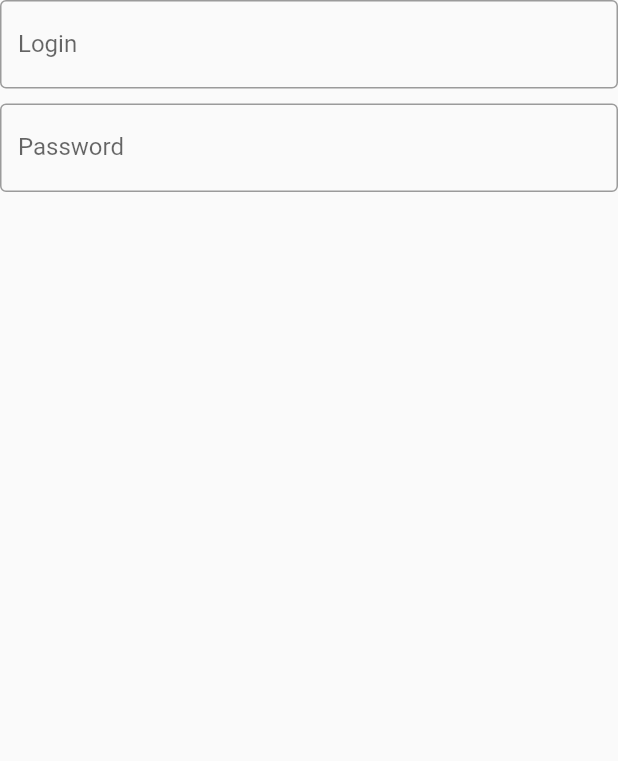
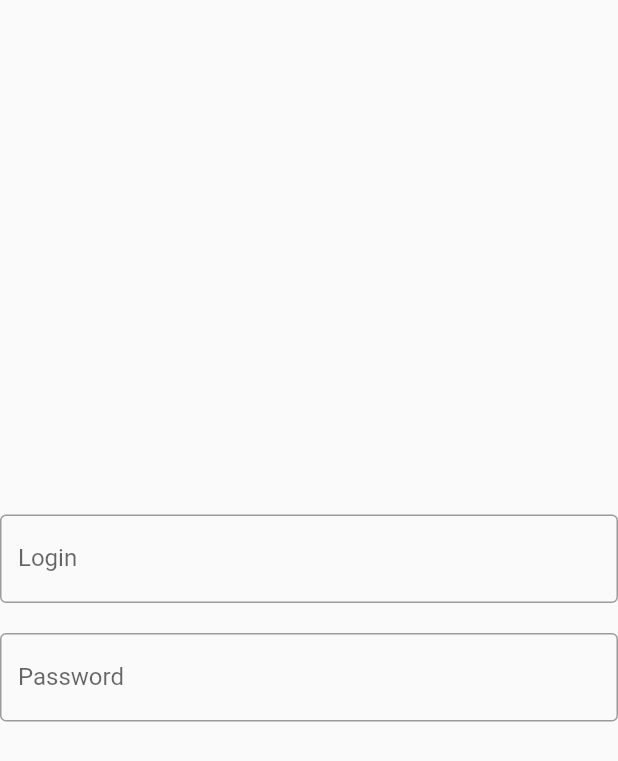
Before and after one commit to Fasteel/muscuapp, a Flutter app: the screen it shows after launch, on a phone screen of 412 x 824 dp. Shown: the top 761 px of the screen. Run offline on Flutter 3.47's test engine with Material 2 defaults, Android fonts, the phone set to English and light mode, and no system bars.

Commit message:
:lipstick: center

```diff
--- a/frontend/lib/main.dart
+++ b/frontend/lib/main.dart
@@ -32,9 +32,11 @@ class _LoginState extends State<Login> {
   @override
   Widget build(BuildContext context) {
     return Scaffold(
-        body: Form(
+        body: Center(
+            child: Form(
       key: _formKey,
-      child: Column(
+      child: Wrap(
+        runSpacing: 20.0,
         children: const <Widget>[
           TextField(
             decoration: InputDecoration(
@@ -42,7 +44,6 @@ class _LoginState extends State<Login> {
               labelText: 'Login',
             ),
           ),
-          SizedBox(height: 10),
           TextField(
             obscureText: true,
             decoration: InputDecoration(
@@ -52,6 +53,6 @@ class _LoginState extends State<Login> {
           ),
         ],
       ),
-    ));
+    )));
   }
 }
```
